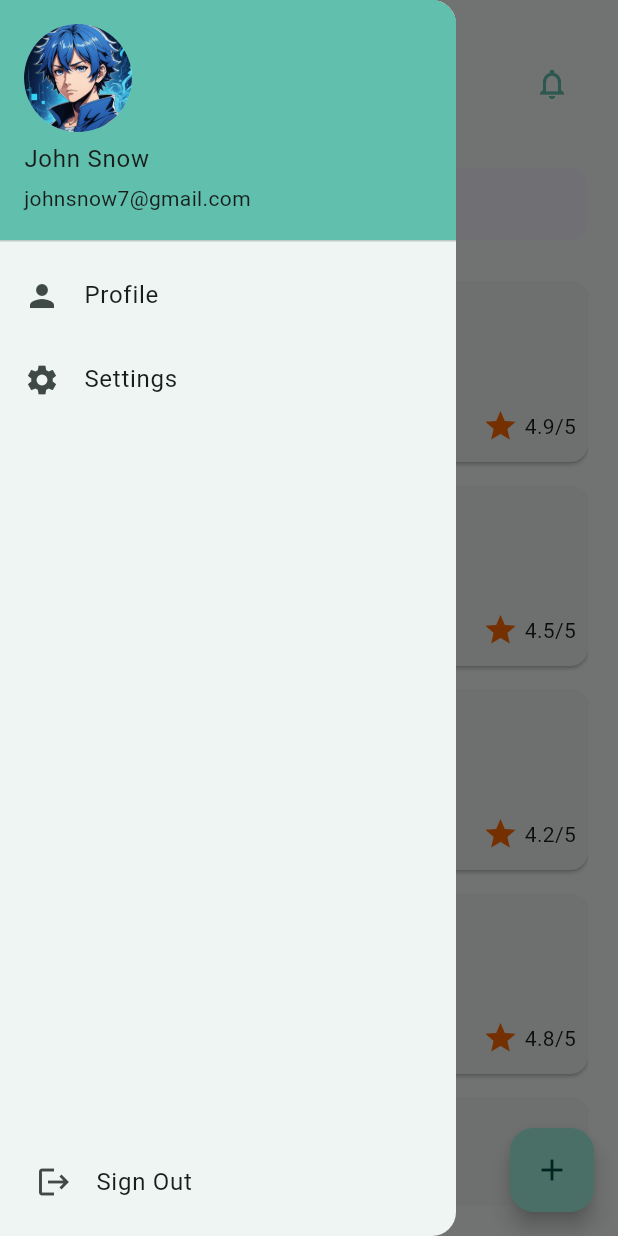
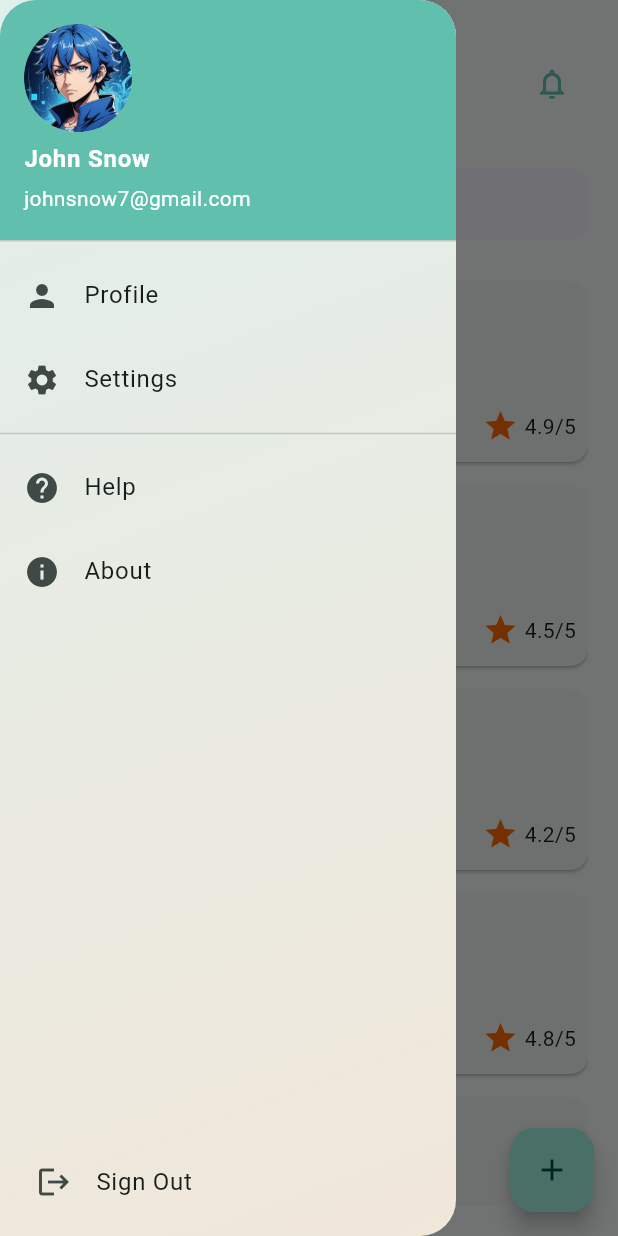
Before and after one commit to Utomo30/Project-UTS, a Flutter app: the AdminHomeView screen opened by its route, with the side drawer open, on a phone screen of 412 x 824 dp. Run offline on Flutter 3.47's test engine with Material 3 defaults, Android fonts, the phone set to English and light mode, and no system bars; our stand-ins replace get.

Commit message:
Update drawer.dart

```diff
--- a/lib/app/modules/home/views/drawer.dart
+++ b/lib/app/modules/home/views/drawer.dart
@@ -2,28 +2,52 @@ import 'package:comic_app/app/helpers/const.dart';
 import 'package:comic_app/app/helpers/themes.dart';
 import 'package:comic_app/app/routes/app_pages.dart';
 import 'package:flutter/material.dart';
-import 'package:flutter/widgets.dart';
 import 'package:get/get.dart';
 
 class HomeDrawer extends StatelessWidget {
-  const HomeDrawer({
-    super.key,
-  });
+  const HomeDrawer({super.key});
 
   @override
   Widget build(BuildContext context) {
     return Drawer(
+      shape: RoundedRectangleBorder(
+        borderRadius: BorderRadius.horizontal(right: Radius.circular(24)),
+      ),
+      child: Container(
+        decoration: BoxDecoration(
+          gradient: LinearGradient(
+            colors: [
+              getTheme(context).colorScheme.primary.withOpacity(0.1),
+              getTheme(context).colorScheme.secondary.withOpacity(0.1),
+            ],
+            begin: Alignment.topLeft,
+            end: Alignment.bottomRight,
+          ),
+        ),
         child: Column(
           children: <Widget>[
             // User Account Information
             UserAccountsDrawerHeader(
-            accountName: Text(dummyUsername),
-            accountEmail: Text(dummyEmail),
+              accountName: Text(
+                dummyUsername,
+                style: TextStyle(
+                  color: Colors.white,
+                  fontWeight: FontWeight.bold,
+                ),
+              ),
+              accountEmail: Text(
+                dummyEmail,
+                style: TextStyle(color: Colors.white),
+              ),
               currentAccountPicture: CircleAvatar(
                 backgroundImage: AssetImage(imgProfile),
               ),
               decoration: BoxDecoration(
                 color: getTheme(context).primaryColor,
+                borderRadius: BorderRadius.only(
+                  topLeft: Radius.circular(24),
+                  topRight: Radius.circular(24),
+                ),
               ),
             ),
             // List of items or settings
@@ -32,17 +56,32 @@ class HomeDrawer extends StatelessWidget {
                 padding: EdgeInsets.zero,
                 children: <Widget>[
                   ListTile(
-                  leading: Icon(Icons.person),
-                  title: Text('Profile'),
+                    leading: const Icon(Icons.person),
+                    title: const Text('Profile'),
                     onTap: () {
                       // Handle profile tap
                     },
                   ),
                   ListTile(
-                  leading: Icon(Icons.settings),
-                  title: Text('Settings'),
+                    leading: const Icon(Icons.settings),
+                    title: const Text('Settings'),
                     onTap: () {
                       // Handle settings tap
+                    },
+                  ),
+                  const Divider(), // Adding a divider for better separation
+                  ListTile(
+                    leading: const Icon(Icons.help),
+                    title: const Text('Help'),
+                    onTap: () {
+                      // Handle help tap
+                    },
+                  ),
+                  ListTile(
+                    leading: const Icon(Icons.info),
+                    title: const Text('About'),
+                    onTap: () {
+                      // Handle about tap
                     },
                   ),
                 ],
@@ -51,8 +90,8 @@ class HomeDrawer extends StatelessWidget {
             Padding(
               padding: const EdgeInsets.all(8.0),
               child: ListTile(
-              leading: Icon(Icons.logout),
-              title: Text('Sign Out'),
+                leading: const Icon(Icons.logout),
+                title: const Text('Sign Out'),
                 onTap: () {
                   Get.offAllNamed(Routes.LOGIN);
                 },
@@ -60,6 +99,7 @@ class HomeDrawer extends StatelessWidget {
             ),
           ],
         ),
+      ),
     );
   }
 }
```
Lines whose indentation alone changed are shown as unchanged.
